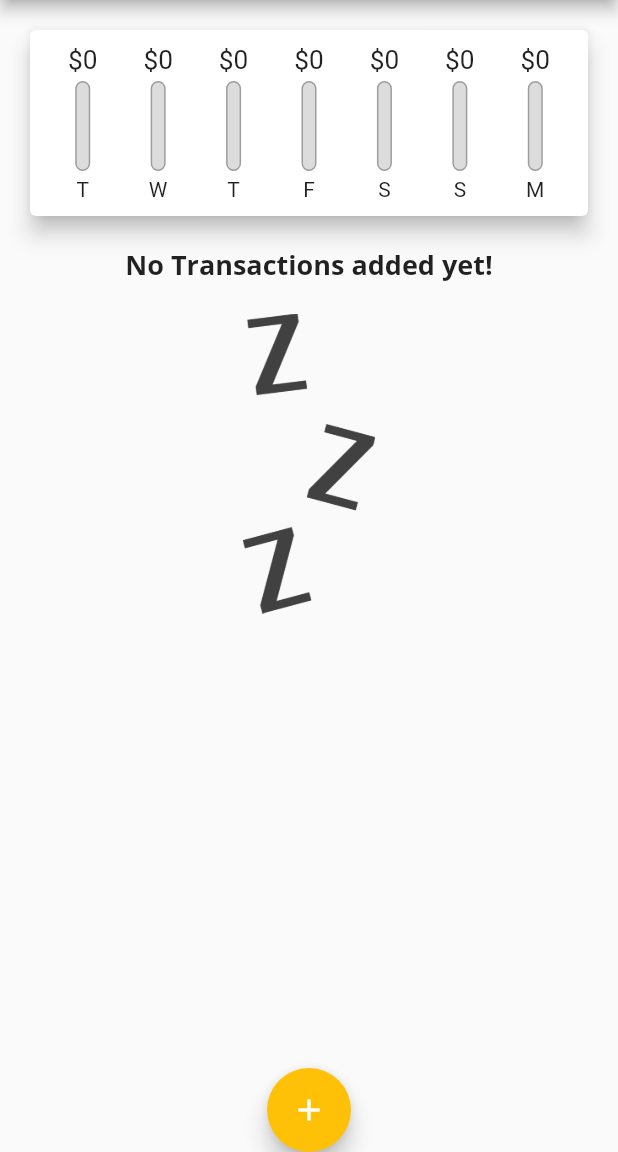
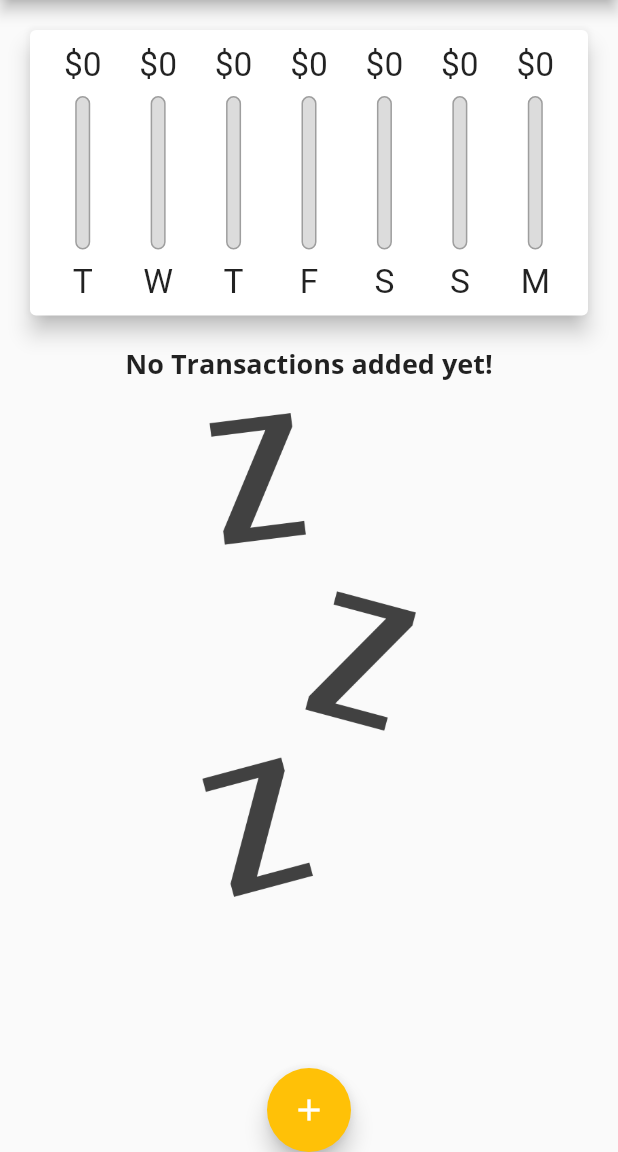
Before and after one commit to vtmonilgandhi/Flutter-Demos, a Flutter app: the screen it shows after launch, on a phone screen of 412 x 824 dp, the part 84-1236 px from its top. Run offline on Flutter 3.47's test engine with Material 2 defaults, Android fonts, the phone set to English and light mode, and no system bars; our stand-ins replace camera, firebase_database, shared_preferences, sqflite; accounts and stored records are empty; project files that could hold a hidden picture were left out.

Commit message:
Make UI responsive and adaptive
- Added Cupertino support for iOS native UI

```diff
--- a/expanse_planner/lib/main.dart
+++ b/expanse_planner/lib/main.dart
@@ -1,11 +1,17 @@
+import 'dart:io';
+
 import 'package:expanse_planner/widgets/chart.dart';
 import 'package:expanse_planner/widgets/new_transaction.dart';
 import 'package:expanse_planner/widgets/transaction_list.dart';
+import 'package:flutter/cupertino.dart';
 import 'package:flutter/material.dart';
 
 import 'models/transaction.dart';
 
 void main() {
+  // WidgetsFlutterBinding.ensureInitialized();
+  // SystemChrome.setPreferredOrientations(
+  //     [DeviceOrientation.portraitUp, DeviceOrientation.portraitDown]);
   runApp(const MyApp());
 }
 
@@ -63,6 +69,8 @@
 class _MyHomePageState extends State<MyHomePage> {
   final List<Transaction> _userTransactions = [];
 
+  bool _showChart = false;
+
   List<Transaction> get _recentTransactions {
     return _userTransactions
         .where((tx) =>
@@ -99,8 +107,24 @@
 
   @override
   Widget build(BuildContext context) {
-    return Scaffold(
-      appBar: AppBar(
+    final mediaQuery = MediaQuery.of(context);
+
+    final isLandscape = mediaQuery.orientation == Orientation.landscape;
+
+    final dynamic appBar = Platform.isIOS
+        ? CupertinoNavigationBar(
+            middle: const Text('Personal Expenses'),
+            trailing: Row(
+              mainAxisSize: MainAxisSize.min,
+              children: [
+                GestureDetector(
+                  child: const Icon(CupertinoIcons.add),
+                  onTap: () => startAddNewTransaction(context),
+                )
+              ],
+            ),
+          )
+        : AppBar(
             title: const Text(
               'Personal Expenses',
               style: TextStyle(fontFamily: 'OpenSans'),
@@ -112,19 +136,73 @@
                   },
                   icon: const Icon(Icons.add)),
             ],
-      ),
-      body: SingleChildScrollView(
+          );
+
+    final txListWidget = SizedBox(
+        height: (mediaQuery.size.height -
+                appBar.preferredSize.height -
+                mediaQuery.padding.top) *
+            0.7,
+        child: TransactionList(_userTransactions, _deleteTransaction));
+
+    final pageBody = SafeArea(
+      child: SingleChildScrollView(
         child: Column(
           // mainAxisAlignment: MainAxisAlignment.spaceAround,
           crossAxisAlignment: CrossAxisAlignment.stretch,
           children: [
-            Chart(recentTransactions: _recentTransactions),
-            TransactionList(_userTransactions, _deleteTransaction)
+            if (isLandscape)
+              Row(
+                mainAxisAlignment: MainAxisAlignment.center,
+                children: [
+                  Text(
+                    'Show Chart',
+                    style: Theme.of(context).textTheme.headline6,
+                  ),
+                  Switch.adaptive(
+                      activeColor: Theme.of(context).colorScheme.secondary,
+                      value: _showChart,
+                      onChanged: (val) {
+                        setState(() {
+                          _showChart = val;
+                        });
+                      })
+                ],
+              ),
+            if (!isLandscape)
+              SizedBox(
+                  height: (mediaQuery.size.height -
+                          appBar.preferredSize.height -
+                          mediaQuery.padding.top) *
+                      0.3,
+                  child: Chart(recentTransactions: _recentTransactions)),
+            if (!isLandscape) txListWidget,
+            _showChart
+                ? SizedBox(
+                    height: (mediaQuery.size.height -
+                            appBar.preferredSize.height -
+                            mediaQuery.padding.top) *
+                        0.7,
+                    child: Chart(recentTransactions: _recentTransactions))
+                : txListWidget
           ],
         ),
       ),
-      floatingActionButtonLocation: FloatingActionButtonLocation.centerDocked,
-      floatingActionButton: FloatingActionButton(
+    );
+
+    return Platform.isIOS
+        ? CupertinoPageScaffold(
+            navigationBar: appBar,
+            child: pageBody,
+          )
+        : Scaffold(
+            appBar: appBar,
+            body: pageBody,
+            floatingActionButtonLocation:
+                FloatingActionButtonLocation.centerDocked,
+            floatingActionButton: Platform.isIOS
+                ? Container()
+                : FloatingActionButton(
                     child: const Icon(Icons.add),
                     onPressed: () {
                       startAddNewTransaction(context);
--- a/expanse_planner/lib/widgets/chart_bar.dart
+++ b/expanse_planner/lib/widgets/chart_bar.dart
@@ -10,17 +10,19 @@
 
   @override
   Widget build(BuildContext context) {
+    return LayoutBuilder(
+      builder: (ctx, constraints) {
         return Column(
           children: [
             SizedBox(
-            height: 20,
+                height: constraints.maxHeight * 0.15,
                 child: FittedBox(
                     child: Text('\$${spendingAmount.toStringAsFixed(0)}'))),
-        const SizedBox(
-          height: 4,
+            SizedBox(
+              height: constraints.maxHeight * 0.05,
             ),
             SizedBox(
-          height: 60,
+              height: constraints.maxHeight * 0.6,
               width: 10,
               child: Stack(
                 children: [
@@ -41,11 +43,15 @@
                 ],
               ),
             ),
-        const SizedBox(
-          height: 4,
+            SizedBox(
+              height: constraints.maxHeight * 0.05,
             ),
-        Text(label),
+            SizedBox(
+                height: constraints.maxHeight * 0.15,
+                child: FittedBox(child: Text(label))),
           ],
+        );
+      },
     );
   }
 }
--- a/expanse_planner/lib/widgets/new_transaction.dart
+++ b/expanse_planner/lib/widgets/new_transaction.dart
@@ -1,3 +1,6 @@
+import 'dart:io';
+
+import 'package:flutter/cupertino.dart';
 import 'package:flutter/material.dart';
 import 'package:intl/intl.dart';
 
@@ -46,10 +49,15 @@
 
   @override
   Widget build(BuildContext context) {
-    return Card(
+    return SingleChildScrollView(
+      child: Card(
         elevation: 5,
         child: Container(
-        padding: const EdgeInsets.all(10),
+          padding: EdgeInsets.only(
+              top: 10,
+              left: 10,
+              right: 10,
+              bottom: MediaQuery.of(context).viewInsets.bottom + 10),
           child: Column(
             crossAxisAlignment: CrossAxisAlignment.end,
             children: [
@@ -73,9 +81,17 @@
                           ? 'No Date Chosen!'
                           : 'Picked Date: ${DateFormat.yMd().format(_selectedDate!)}'),
                     ),
-                  TextButton(
+                    Platform.isIOS
+                        ? CupertinoButton(
+                            onPressed: _presentDatePicker,
+                            child: const Text(
+                              'Choose Date',
+                              style: TextStyle(fontWeight: FontWeight.bold),
+                            ))
+                        : TextButton(
                             style: TextButton.styleFrom(
-                        foregroundColor: Theme.of(context).primaryColor),
+                                foregroundColor:
+                                    Theme.of(context).primaryColor),
                             onPressed: _presentDatePicker,
                             child: const Text(
                               'Choose Date',
@@ -95,6 +111,7 @@
             ],
           ),
         ),
+      ),
     );
   }
 }
--- a/expanse_planner/lib/widgets/transaction_list.dart
+++ b/expanse_planner/lib/widgets/transaction_list.dart
@@ -9,10 +9,9 @@
   const TransactionList(this.transactions, this.deleteTx, {super.key});
   @override
   Widget build(BuildContext context) {
-    return SizedBox(
-      height: 650,
-      child: transactions.isEmpty
-          ? Column(
+    return transactions.isEmpty
+        ? LayoutBuilder(builder: (ctx, constraints) {
+            return Column(
               children: [
                 Text(
                   'No Transactions added yet!',
@@ -22,19 +21,19 @@
                   height: 20,
                 ),
                 SizedBox(
-                    height: 200,
+                    height: constraints.maxHeight * 0.6,
                     child: Image.asset(
                       'assets/images/waiting.png',
                       fit: BoxFit.cover,
                     ))
               ],
-            )
+            );
+          })
         : ListView.builder(
             itemBuilder: (ctx, index) {
               return Card(
                 elevation: 5,
-                  margin:
-                      const EdgeInsets.symmetric(vertical: 8, horizontal: 5),
+                margin: const EdgeInsets.symmetric(vertical: 8, horizontal: 5),
                 child: ListTile(
                   leading: CircleAvatar(
                     backgroundColor: Theme.of(context).primaryColor,
@@ -49,9 +48,17 @@
                     transactions[index].title,
                     style: Theme.of(context).textTheme.headline6,
                   ),
-                    subtitle: Text(
-                        DateFormat.yMMMd().format(transactions[index].date)),
-                    trailing: IconButton(
+                  subtitle:
+                      Text(DateFormat.yMMMd().format(transactions[index].date)),
+                  trailing: MediaQuery.of(context).size.width > 460
+                      ? TextButton.icon(
+                          onPressed: () => deleteTx(transactions[index].id),
+                          icon: const Icon(Icons.delete),
+                          label: const Text('Delete'),
+                          style: TextButton.styleFrom(
+                              foregroundColor: Theme.of(context).errorColor),
+                        )
+                      : IconButton(
                           icon: const Icon(Icons.delete),
                           color: Theme.of(context).errorColor,
                           onPressed: () => deleteTx(transactions[index].id),
@@ -60,7 +67,6 @@
               );
             },
             itemCount: transactions.length,
-            ),
           );
   }
 }
```
Lines whose indentation alone changed are shown as unchanged.
